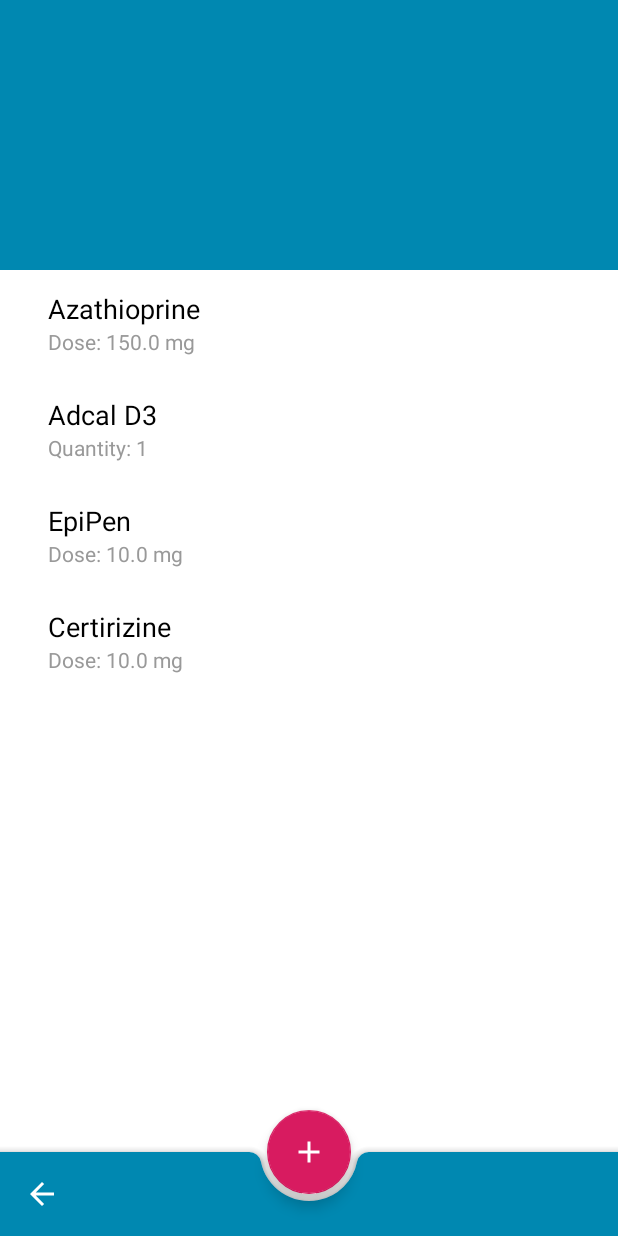
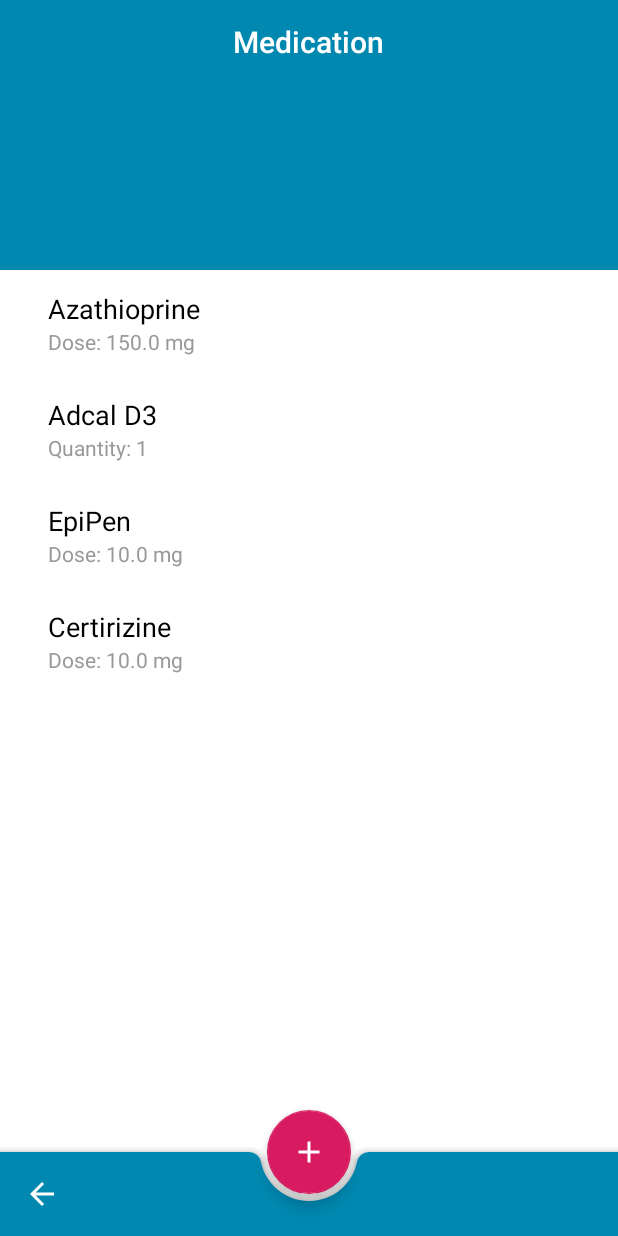
Before and after one commit to wrussell1999/medhelp-android, an Android app: the screen it shows after launch (MedicationOverview), after a tap on an icon or button, on a phone screen of 412 x 824 dp. Run offline under Robolectric (Android 15) with nearby library versions, the phone set to English and light mode, and no system bars.

Commit message:
Toolbar progress (still doesn't work when collapsed

```diff
--- a/app/src/main/AndroidManifest.xml
+++ b/app/src/main/AndroidManifest.xml
@@ -11,7 +11,7 @@
         android:theme="@style/AppTheme">
         <activity
             android:name=".Timeline"
-            android:label="@string/title_activity_timeline"
+            android:label="@string/app_name"
             android:theme="@style/AppTheme.NoActionBar">
             <intent-filter>
                 <action android:name="android.intent.action.MAIN" />
--- a/app/src/main/java/com/will_russell/medhelp/Timeline.java
+++ b/app/src/main/java/com/will_russell/medhelp/Timeline.java
@@ -3,6 +3,7 @@ package com.will_russell.medhelp;
 import android.graphics.Typeface;
 import android.os.Bundle;
 
+import com.google.android.material.appbar.CollapsingToolbarLayout;
 import com.google.android.material.bottomappbar.BottomAppBar;
 import com.google.android.material.floatingactionbutton.FloatingActionButton;
 
@@ -26,6 +27,9 @@ public class Timeline extends AppCompatActivity {
 
         BottomAppBar bar = findViewById(R.id.bar);
         setSupportActionBar(bar);
+
+        CollapsingToolbarLayout collapsingToolbar = findViewById(R.id.toolbar_layout);
+        collapsingToolbar.setTitle(getResources().getString(R.string.title_activity_timeline));
 
         FloatingActionButton fab = findViewById(R.id.fab);
         fab.setOnClickListener(new View.OnClickListener() {
--- a/app/src/main/res/layout/activity_medication_overview.xml
+++ b/app/src/main/res/layout/activity_medication_overview.xml
@@ -30,7 +30,30 @@
                 android:layout_width="match_parent"
                 android:layout_height="?attr/actionBarSize"
                 app:layout_collapseMode="pin"
-                app:popupTheme="@style/AppTheme.PopupOverlay" />
+                app:popupTheme="@style/AppTheme.PopupOverlay"
+                android:contentInsetLeft="0dp"
+                android:contentInsetStart="0dp"
+                app:contentInsetLeft="0dp"
+                app:contentInsetStart="0dp"
+                android:contentInsetRight="0dp"
+                android:contentInsetEnd="0dp"
+                app:contentInsetRight="0dp"
+                app:contentInsetEnd="0dp">
+                <LinearLayout
+                    android:layout_width="match_parent"
+                    android:layout_height="match_parent"
+                    android:gravity="center">
+                    <TextView
+                        android:id="@+id/title"
+                        style="@style/TextAppearance.AppCompat.Widget.ActionBar.Title"
+                        android:layout_width="wrap_content"
+                        android:layout_height="wrap_content"
+                        android:text="@string/title_activity_medication_overview"
+                        android:textAlignment="center"
+                        android:textColor="@color/white" />
+                </LinearLayout>
+
+            </androidx.appcompat.widget.Toolbar>
 
         </com.google.android.material.appbar.CollapsingToolbarLayout>
     </com.google.android.material.appbar.AppBarLayout>
```
Also changed, not shown: app/src/main/res/layout/activity_timeline.xml (+6 -12 lines).
